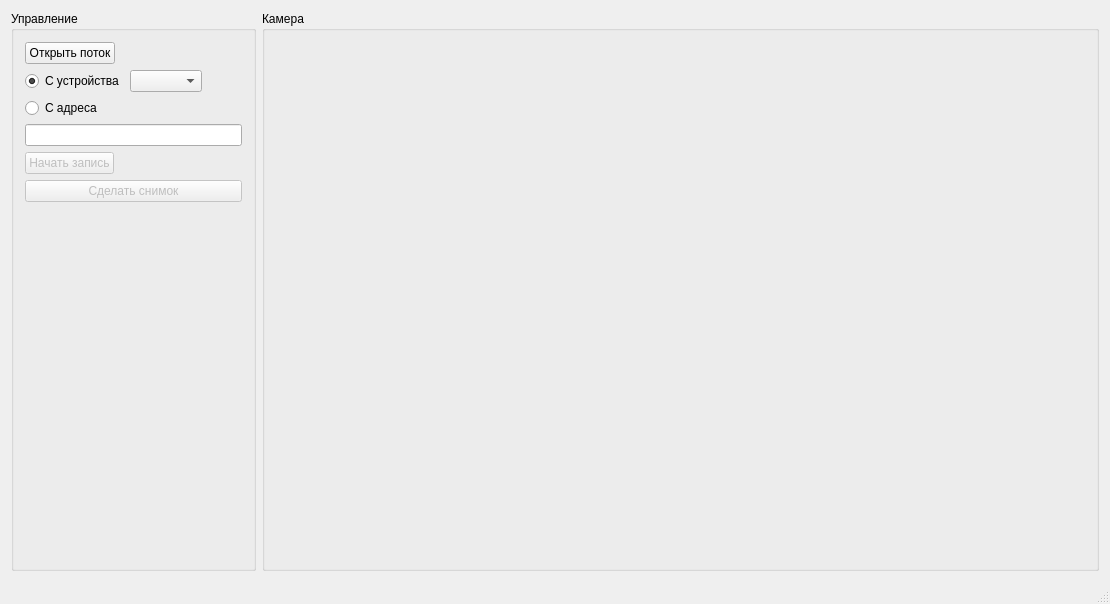
The window that mainwindow.ui (alexlyapin/VideoTestOpenCV) describes before a commit, drawn with Qt 5.
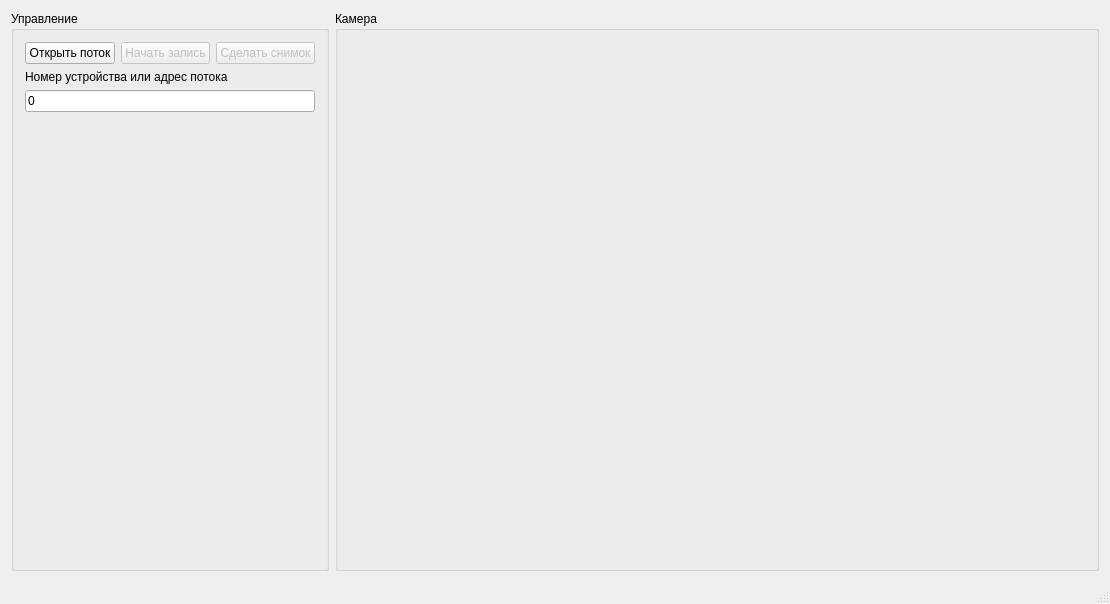
The same window after the commit.

Commit message: Remove radio buttons

```diff
--- a/mainwindow.ui
+++ b/mainwindow.ui
@@ -14,7 +14,7 @@
    <string>Видео тест</string>
   </property>
   <widget class="QWidget" name="centralWidget">
-   <layout class="QHBoxLayout" name="horizontalLayout_5">
+   <layout class="QHBoxLayout" name="horizontalLayout_2">
     <item>
      <widget class="QGroupBox" name="groupBox_2">
       <property name="sizePolicy">
@@ -26,7 +26,7 @@
       <property name="title">
        <string>Управление</string>
       </property>
-      <layout class="QVBoxLayout" name="verticalLayout_2">
+      <layout class="QVBoxLayout" name="verticalLayout">
        <item>
         <layout class="QHBoxLayout" name="horizontalLayout">
          <item>
@@ -43,74 +43,34 @@
           </widget>
          </item>
          <item>
-          <spacer name="horizontalSpacer">
-           <property name="orientation">
-            <enum>Qt::Horizontal</enum>
+          <widget class="QPushButton" name="recordButton">
+           <property name="enabled">
+            <bool>false</bool>
            </property>
-           <property name="sizeHint" stdset="0">
-            <size>
-             <width>40</width>
-             <height>20</height>
-            </size>
-           </property>
-          </spacer>
-         </item>
-        </layout>
-       </item>
-       <item>
-        <layout class="QHBoxLayout" name="horizontalLayout_2">
-         <item>
-          <widget class="QRadioButton" name="deviceRadioButton">
            <property name="text">
-            <string>С устройства</string>
+            <string>Начать запись</string>
            </property>
-           <property name="checked">
-            <bool>true</bool>
-           </property>
           </widget>
          </item>
          <item>
-          <widget class="QComboBox" name="deviceComboBox"/>
-         </item>
-         <item>
-          <spacer name="horizontalSpacer_2">
-           <property name="orientation">
-            <enum>Qt::Horizontal</enum>
+          <widget class="QPushButton" name="shotButton">
+           <property name="enabled">
+            <bool>false</bool>
            </property>
-           <property name="sizeHint" stdset="0">
-            <size>
-             <width>40</width>
-             <height>20</height>
-            </size>
-           </property>
-          </spacer>
-         </item>
-        </layout>
-       </item>
-       <item>
-        <layout class="QHBoxLayout" name="horizontalLayout_3">
-         <item>
-          <widget class="QRadioButton" name="adressRadioButton">
            <property name="text">
-            <string>С адреса</string>
+            <string>Сделать снимок</string>
            </property>
           </widget>
          </item>
-         <item>
-          <spacer name="horizontalSpacer_3">
-           <property name="orientation">
-            <enum>Qt::Horizontal</enum>
-           </property>
-           <property name="sizeHint" stdset="0">
-            <size>
-             <width>40</width>
-             <height>20</height>
-            </size>
-           </property>
-          </spacer>
-         </item>
         </layout>
        </item>
+       <item>
+        <widget class="QLabel" name="label_2">
+         <property name="text">
+          <string>Номер устройства или адрес потока</string>
+         </property>
+        </widget>
+       </item>
        <item>
         <widget class="QLineEdit" name="adressEdit">
          <property name="sizePolicy">
@@ -119,45 +79,8 @@
            <verstretch>0</verstretch>
           </sizepolicy>
          </property>
-        </widget>
-       </item>
-       <item>
-        <layout class="QHBoxLayout" name="horizontalLayout_4">
-         <item>
-          <widget class="QPushButton" name="recordButton">
-           <property name="enabled">
-            <bool>false</bool>
-           </property>
-           <property name="text">
-            <string>Начать запись</string>
-           </property>
-          </widget>
-         </item>
-         <item>
-          <spacer name="horizontalSpacer_4">
-           <property name="orientation">
-            <enum>Qt::Horizontal</enum>
-           </property>
-           <property name="sizeType">
-            <enum>QSizePolicy::Expanding</enum>
-           </property>
-           <property name="sizeHint" stdset="0">
-            <size>
-             <width>40</width>
-             <height>20</height>
-            </size>
-           </property>
-          </spacer>
-         </item>
-        </layout>
-       </item>
-       <item>
-        <widget class="QPushButton" name="shotButton">
-         <property name="enabled">
-          <bool>false</bool>
-         </property>
          <property name="text">
-          <string>Сделать снимок</string>
+          <string>0</string>
          </property>
         </widget>
        </item>
@@ -182,7 +105,7 @@
       <property name="title">
        <string>Камера</string>
       </property>
-      <layout class="QVBoxLayout" name="verticalLayout">
+      <layout class="QVBoxLayout" name="verticalLayout_2">
        <item>
         <widget class="QLabel" name="label">
          <property name="sizePolicy">
```
Left out of the diff: 2 changed lines with no effect on the pictures. The commit also changes 3 other files.
